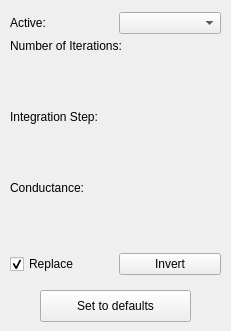
First picture: the form in src/Interface/ToolInterface/anisotropicdiffusionfilter.ui, repository SCIInstitute/Seg3D, before the edit.
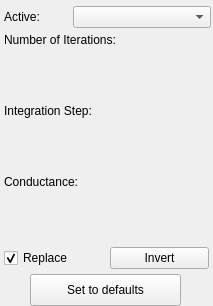
Second picture: the form after the edit.

Commit message: connected buttons to close

```diff
--- a/src/Interface/ToolInterface/anisotropicdiffusionfilter.ui
+++ b/src/Interface/ToolInterface/anisotropicdiffusionfilter.ui
@@ -6,8 +6,8 @@
    <rect>
     <x>0</x>
     <y>0</y>
-    <width>231</width>
-    <height>331</height>
+    <width>213</width>
+    <height>306</height>
    </rect>
   </property>
   <property name="windowTitle">
@@ -16,13 +16,16 @@
   <widget class="QWidget" name="layoutWidget_2">
    <property name="geometry">
     <rect>
-     <x>10</x>
-     <y>10</y>
-     <width>211</width>
+     <x>4</x>
+     <y>4</y>
+     <width>207</width>
      <height>26</height>
     </rect>
    </property>
-   <layout class="QHBoxLayout" name="activeHLayout">
+   <layout class="QHBoxLayout" name="activeHLayout" stretch="1,2">
+    <property name="spacing">
+     <number>0</number>
+    </property>
     <item>
      <widget class="QLabel" name="activeLabel">
       <property name="text">
@@ -38,9 +41,9 @@
   <widget class="QWidget" name="layoutWidget_6">
    <property name="geometry">
     <rect>
-     <x>10</x>
-     <y>127</y>
-     <width>211</width>
+     <x>4</x>
+     <y>121</y>
+     <width>205</width>
      <height>51</height>
     </rect>
    </property>
@@ -49,9 +52,9 @@
   <widget class="QWidget" name="layoutWidget_9">
    <property name="geometry">
     <rect>
-     <x>10</x>
-     <y>106</y>
-     <width>211</width>
+     <x>4</x>
+     <y>100</y>
+     <width>205</width>
      <height>22</height>
     </rect>
    </property>
@@ -81,9 +84,9 @@
   <widget class="QWidget" name="layoutWidget_8">
    <property name="geometry">
     <rect>
-     <x>10</x>
-     <y>35</y>
-     <width>211</width>
+     <x>4</x>
+     <y>29</y>
+     <width>205</width>
      <height>22</height>
     </rect>
    </property>
@@ -113,9 +116,9 @@
   <widget class="QWidget" name="layoutWidget_7">
    <property name="geometry">
     <rect>
-     <x>10</x>
-     <y>56</y>
-     <width>211</width>
+     <x>4</x>
+     <y>50</y>
+     <width>205</width>
      <height>51</height>
     </rect>
    </property>
@@ -124,9 +127,9 @@
   <widget class="QWidget" name="layoutWidget_10">
    <property name="geometry">
     <rect>
-     <x>10</x>
-     <y>177</y>
-     <width>211</width>
+     <x>4</x>
+     <y>171</y>
+     <width>205</width>
      <height>22</height>
     </rect>
    </property>
@@ -156,9 +159,9 @@
   <widget class="QWidget" name="layoutWidget_11">
    <property name="geometry">
     <rect>
-     <x>10</x>
-     <y>198</y>
-     <width>211</width>
+     <x>4</x>
+     <y>192</y>
+     <width>205</width>
      <height>51</height>
     </rect>
    </property>
@@ -167,9 +170,9 @@
   <widget class="QWidget" name="layoutWidget">
    <property name="geometry">
     <rect>
-     <x>10</x>
-     <y>248</y>
-     <width>211</width>
+     <x>4</x>
+     <y>242</y>
+     <width>205</width>
      <height>32</height>
     </rect>
    </property>
@@ -196,8 +199,8 @@
   <widget class="QPushButton" name="pushButton">
    <property name="geometry">
     <rect>
-     <x>40</x>
-     <y>290</y>
+     <x>30</x>
+     <y>274</y>
      <width>151</width>
      <height>32</height>
     </rect>
```
The commit also changes 6 other files.
